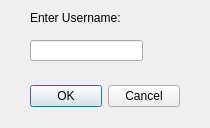
jesseandringa/FlagApp, file signupwindow.ui: the form before one commit.
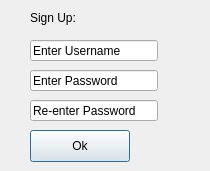
The form after the commit.

Patch:
```diff
--- a/signupwindow.ui
+++ b/signupwindow.ui
@@ -10,37 +10,24 @@
     <x>0</x>
     <y>0</y>
     <width>210</width>
-    <height>128</height>
+    <height>171</height>
    </rect>
   </property>
   <property name="windowTitle">
    <string>Dialog</string>
   </property>
-  <widget class="QDialogButtonBox" name="signupButtonBox">
-   <property name="geometry">
-    <rect>
-     <x>30</x>
-     <y>80</y>
-     <width>150</width>
-     <height>32</height>
-    </rect>
-   </property>
-   <property name="orientation">
-    <enum>Qt::Horizontal</enum>
-   </property>
-   <property name="standardButtons">
-    <set>QDialogButtonBox::Cancel|QDialogButtonBox::Ok</set>
-   </property>
-  </widget>
-  <widget class="QLineEdit" name="signupEditLine">
+  <widget class="QLineEdit" name="username">
    <property name="geometry">
     <rect>
      <x>30</x>
      <y>40</y>
-     <width>113</width>
+     <width>128</width>
      <height>21</height>
     </rect>
    </property>
+   <property name="text">
+    <string>Enter Username</string>
+   </property>
   </widget>
   <widget class="QLabel" name="signupLabel">
    <property name="enabled">
@@ -55,7 +42,46 @@
     </rect>
    </property>
    <property name="text">
-    <string>Enter Username:</string>
+    <string>Sign Up:</string>
+   </property>
+  </widget>
+  <widget class="QLineEdit" name="password">
+   <property name="geometry">
+    <rect>
+     <x>30</x>
+     <y>70</y>
+     <width>128</width>
+     <height>21</height>
+    </rect>
+   </property>
+   <property name="text">
+    <string>Enter Password</string>
+   </property>
+  </widget>
+  <widget class="QLineEdit" name="password2">
+   <property name="geometry">
+    <rect>
+     <x>30</x>
+     <y>100</y>
+     <width>128</width>
+     <height>21</height>
+    </rect>
+   </property>
+   <property name="text">
+    <string>Re-enter Password</string>
+   </property>
+  </widget>
+  <widget class="QPushButton" name="signupPushButton">
+   <property name="geometry">
+    <rect>
+     <x>30</x>
+     <y>130</y>
+     <width>100</width>
+     <height>32</height>
+    </rect>
+   </property>
+   <property name="text">
+    <string>Ok</string>
    </property>
   </widget>
  </widget>
```
Left out of the diff: 35 changed lines with no effect on the pictures.
